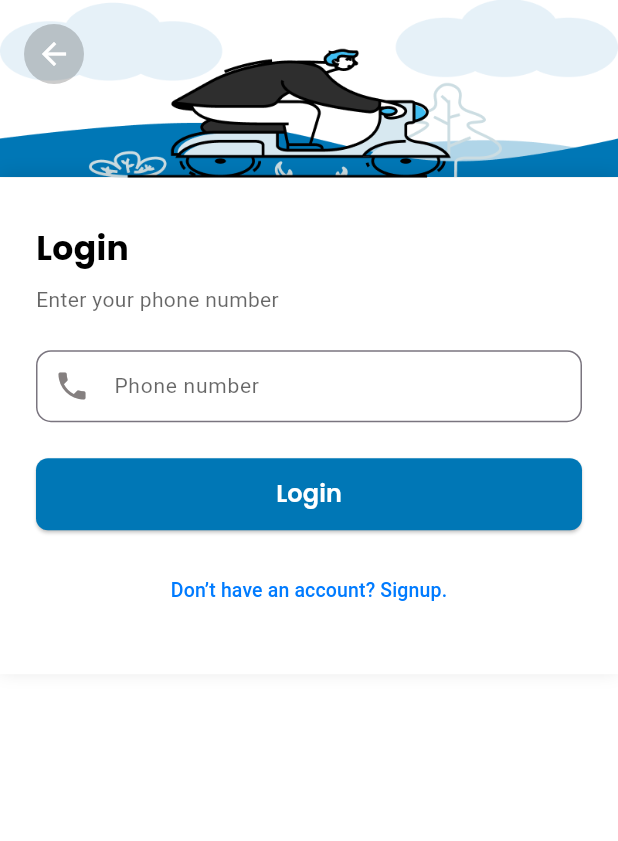
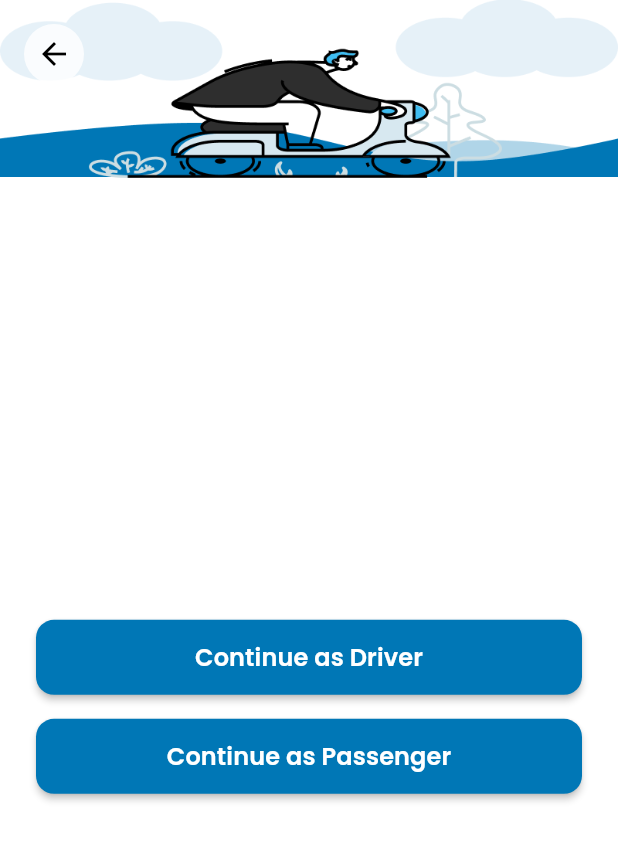
Before and after one commit to Jawad-Hassan/AI-Smart-Ride, a Flutter app: the screen it shows after launch, after a tap on "Login", on a phone screen of 412 x 824 dp. Shown: the top 841 px of the screen. Run offline on Flutter 3.47's test engine with Material 3 defaults, Android fonts, the phone set to English and light mode, and no system bars; our stand-ins replace flutter_map, get, latlong2; Roboto replaces fonts that are missing (PoppinsRegular).

```diff
--- a/lib/main.dart
+++ b/lib/main.dart
@@ -1,9 +1,12 @@
 import 'package:flutter/material.dart';
 import 'package:flutter_application_1/src/modules/Home_Page/homepage_view.dart';
+import 'package:flutter_application_1/src/modules/driver_login/driver_login_view.dart';
+import 'package:flutter_application_1/src/modules/driver_signUp/driver_sign_view.dart';
+import 'package:flutter_application_1/src/modules/driver_verification_page/driver_verification_view.dart';
 
 import 'package:flutter_application_1/src/modules/login_page/login_view.dart';
 import 'package:flutter_application_1/src/modules/signup_page/sign_view.dart';
-import 'package:flutter_application_1/src/modules/verification_page/verification_view.dart';
+import 'package:flutter_application_1/src/modules/user_verification_page/verification_view.dart';
 import 'package:get/get.dart';
 import 'package:flutter_application_1/src/modules/Welcome_Page.dart';
 // <-- import if you have this
@@ -24,15 +27,21 @@ class MyApp extends StatelessWidget {
         colorScheme: ColorScheme.fromSeed(seedColor: Colors.deepPurple),
         useMaterial3: true,
       ),
-      home:  const WelcomePage(),
+      home: const WelcomePage(),
 
       // 👇 Add named routes here
       getPages: [
-        GetPage(name: '/login', page: () => const LoginView()),
-        GetPage(name: '/signup', page: () => const SignView()), // if implemented
+        // GetPage(name: '/login', page: () => const LoginView()),
+        GetPage(
+            name: '/signup', page: () => const SignView()), // if implemented
         GetPage(name: '/verification', page: () => const VerificationView()),
-        GetPage(name: '/home', page: () => const HomePageView()), // <-- Add this line
-
+        GetPage(
+            name: '/home',
+            page: () => const HomePageView()), // <-- Add this line
+        GetPage(name: '/driverLogin', page: () => const DriverLoginView()),
+        GetPage(name: '/passengerLogin', page: () => const LoginView()),
+        GetPage(name: '/driververification', page: () => const DriverVerificationView()),
+        GetPage(name: '/driversignup', page: () => const DriverSignView()),
       ],
     );
   }
--- a/lib/src/modules/Welcome_Page.dart
+++ b/lib/src/modules/Welcome_Page.dart
@@ -1,7 +1,9 @@
 import 'package:flutter/material.dart';
 import 'package:flutter_application_1/src/modules/customwidget/custom_button.dart';
+import 'package:flutter_application_1/src/modules/driver_passenger/driver_passenger_view.dart';
+import 'package:flutter_application_1/src/modules/driver_signUp/driver_sign_view.dart';
 
-import 'package:flutter_application_1/src/modules/login_page/login_view.dart';
+
 
 import 'package:flutter_application_1/src/modules/signup_page/sign_view.dart';
 import 'package:flutter_application_1/src/modules/utlis/app_fonts.dart';
@@ -54,7 +56,8 @@ class WelcomePage extends StatelessWidget {
                         // Navigate to the LoginScreen
                         Navigator.push(
                           context,
-                          MaterialPageRoute(builder: (context) => LoginView()),
+                          MaterialPageRoute(
+                              builder: (context) => UserTypeSelectionView()),
                         );
                       },
                       backgroundColor: Colors.blue,
@@ -68,11 +71,28 @@ class WelcomePage extends StatelessWidget {
                   Padding(
                     padding: const EdgeInsets.symmetric(horizontal: 40),
                     child: CustomButton(
-                      text: "Signup",
+                      text: "Passenger SignUp",
                       onPressed: () {
                         Navigator.push(
                           context,
                           MaterialPageRoute(builder: (context) => SignView()),
+                        );
+                      },
+                      backgroundColor: Colors.white,
+                      textColor: Colors.blue,
+                      borderColor: Colors.blue,
+                    ),
+                  ),
+                  const SizedBox(height: 10),
+                  Padding(
+                    padding: const EdgeInsets.symmetric(horizontal: 40),
+                    child: CustomButton(
+                      text: "Driver SignUp",
+                      onPressed: () {
+                        Navigator.push(
+                          context,
+                          MaterialPageRoute(
+                              builder: (context) => DriverSignView()),
                         );
                       },
                       backgroundColor: Colors.white,
--- /dev/null
+++ b/lib/src/modules/driver_passenger/driver_passenger_view.dart
@@ -0,0 +1,87 @@
+import 'package:flutter/material.dart';
+import 'package:get/get.dart';
+import 'package:flutter_application_1/src/modules/driver_passenger/driver_passenger_logic.dart';
+import 'package:flutter_application_1/src/modules/customwidget/custom_button.dart';
+import 'package:flutter_application_1/src/modules/utlis/app_images.dart';
+import 'package:flutter_application_1/src/modules/utlis/app_colors.dart';
+
+class UserTypeSelectionView extends StatelessWidget {
+  const UserTypeSelectionView({super.key});
+
+  @override
+  Widget build(BuildContext context) {
+    return GetBuilder<UserTypeSelectionController>(
+      init: UserTypeSelectionController(),
+      builder: (controller) {
+        return Scaffold(
+          backgroundColor: Colors.white,
+          body: SafeArea(
+            child: Column(
+              children: [
+                // Top background image with back arrow
+                Stack(
+                  children: [
+                    AspectRatio(
+                      aspectRatio: 800 / 230,
+                      child: Image.asset(
+                        AppImages.bg,
+                        fit: BoxFit.cover,
+                        width: double.infinity,
+                      ),
+                    ),
+                    Positioned(
+                      top: 16,
+                      left: 16,
+                      child: GestureDetector(
+                        onTap: () => Get.back(),
+                        child: Container(
+                          padding: const EdgeInsets.all(8),
+                          decoration: BoxDecoration(
+                            color: Colors.white.withOpacity(0.8),
+                            shape: BoxShape.circle,
+                          ),
+                          child: const Icon(
+                            Icons.arrow_back,
+                            color: Colors.black,
+                          ),
+                        ),
+                      ),
+                    ),
+                  ],
+                ),
+
+                // Centered buttons
+                Expanded(
+                  child: Column(
+                    mainAxisAlignment: MainAxisAlignment.center,
+                    children: [
+                      Padding(
+                        padding: const EdgeInsets.symmetric(horizontal: 24),
+                        child: CustomButton(
+                          text: 'Continue as Driver',
+                          backgroundColor: AppColorss.primary,
+                          textColor: Colors.white,
+                          onPressed: controller.onDriverPressed,
+                        ),
+                      ),
+                      const SizedBox(height: 16),
+                      Padding(
+                        padding: const EdgeInsets.symmetric(horizontal: 24),
+                        child: CustomButton(
+                          text: 'Continue as Passenger',
+                          backgroundColor: AppColorss.primary,
+                          textColor: Colors.white,
+                          onPressed: controller.onPassengerPressed,
+                        ),
+                      ),
+                    ],
+                  ),
+                ),
+              ],
+            ),
+          ),
+        );
+      },
+    );
+  }
+}
```
Also changed, not shown: lib/src/modules/driver_login/driver_login_logic.dart (added, +25 -0 lines), lib/src/modules/driver_login/driver_login_view.dart (added, +160 -0 lines), lib/src/modules/driver_passenger/driver_passenger_logic.dart (added, +12 -0 lines), lib/src/modules/driver_signUp/driver_sign_view.dart (added, +136 -0 lines), lib/src/modules/driver_signUp/driver_signup_logic.dart (added, +23 -0 lines), lib/src/modules/driver_verification_page/driver_verification_logic.dart (added, +23 -0 lines), lib/src/modules/driver_verification_page/driver_verification_view.dart (added, +133 -0 lines), lib/src/modules/user_verification_page/verification_logic.dart (renamed from lib/src/modules/verification_page/verification_logic.dart), lib/src/modules/user_verification_page/verification_view.dart (renamed from lib/src/modules/verification_page/verification_view.dart).
